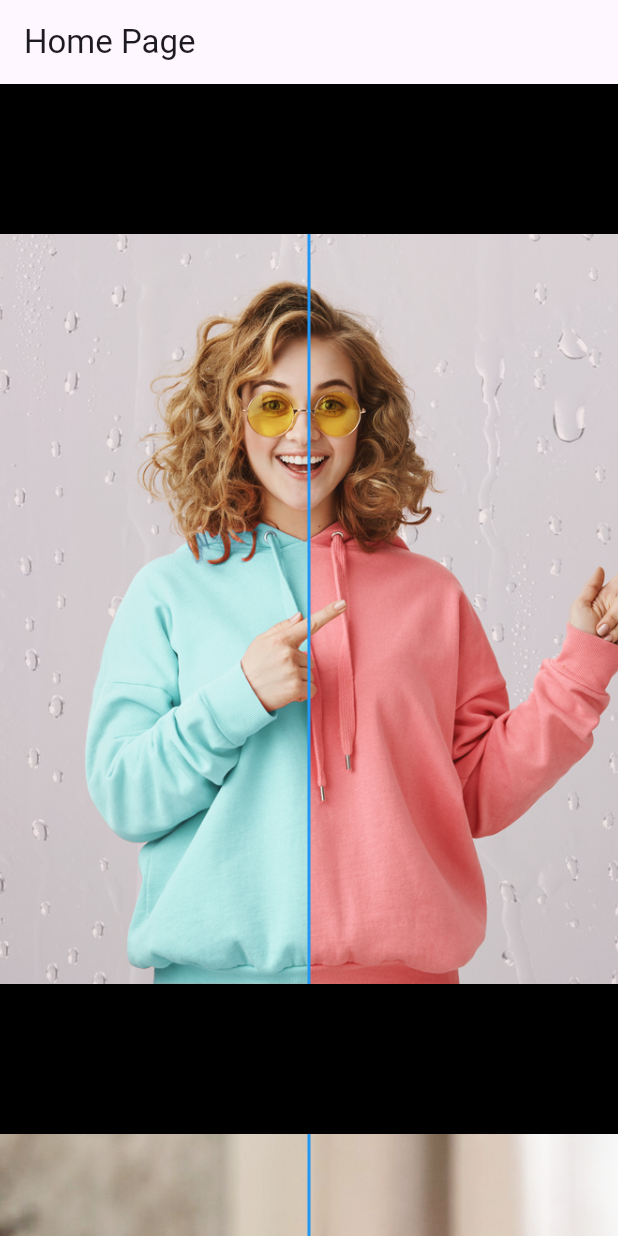
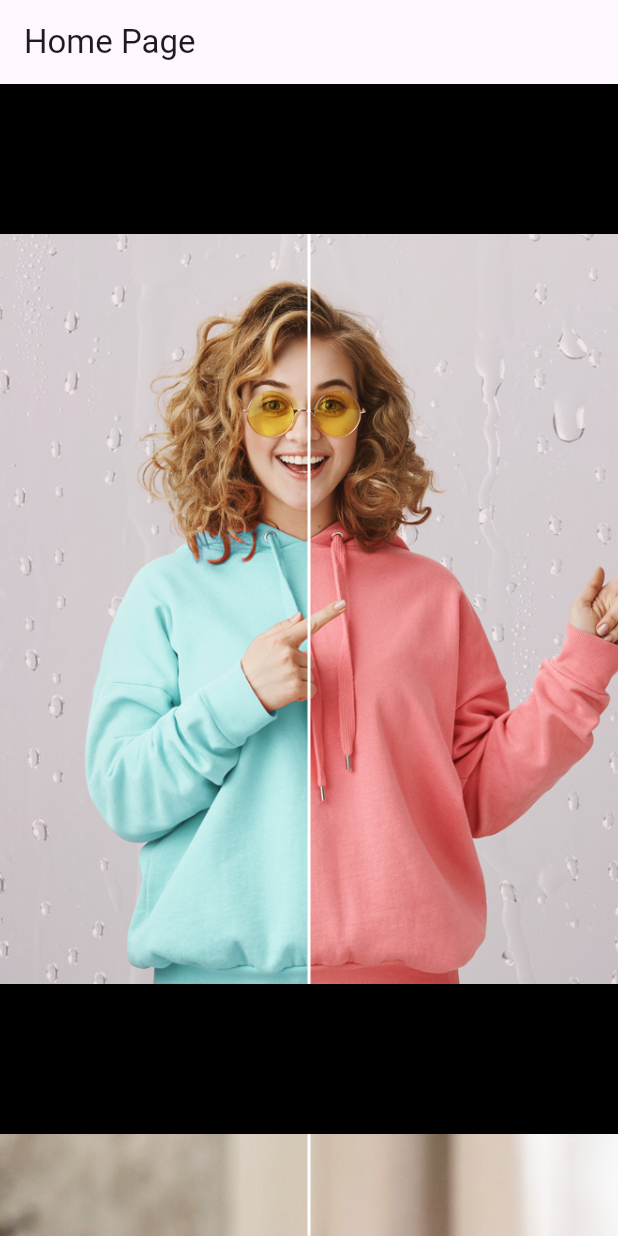
Before and after one commit to anup-paul/compareImageSlider, a Flutter app: the screen it shows after launch, on a phone screen of 412 x 824 dp. Run offline on Flutter 3.47's test engine with Material 3 defaults, Android fonts, the phone set to English and light mode, and no system bars.

Commit message:
update slider controller

```diff
--- a/lib/pages/slider_page.dart
+++ b/lib/pages/slider_page.dart
@@ -21,7 +21,7 @@ class HomePage extends StatelessWidget {
                 beforeImage: AssetImage('assets/images/image1.png'),
                 afterImage: AssetImage('assets/images/image2.png'),
                 initialPosition: 0.5, // Start in the middle
-                sliderColor: Colors.blue,
+                sliderColor: Colors.white,
                 sliderThickness: 2.0,
               ),
             ),
@@ -34,7 +34,7 @@ class HomePage extends StatelessWidget {
                 beforeImage: AssetImage('assets/images/image3.png'),
                 afterImage: AssetImage('assets/images/image4.png'),
                 initialPosition: 0.5, // Start in the middle
-                sliderColor: Colors.blue,
+                sliderColor: Colors.white,
                 sliderThickness: 2.0,
               ),
             ),
```
